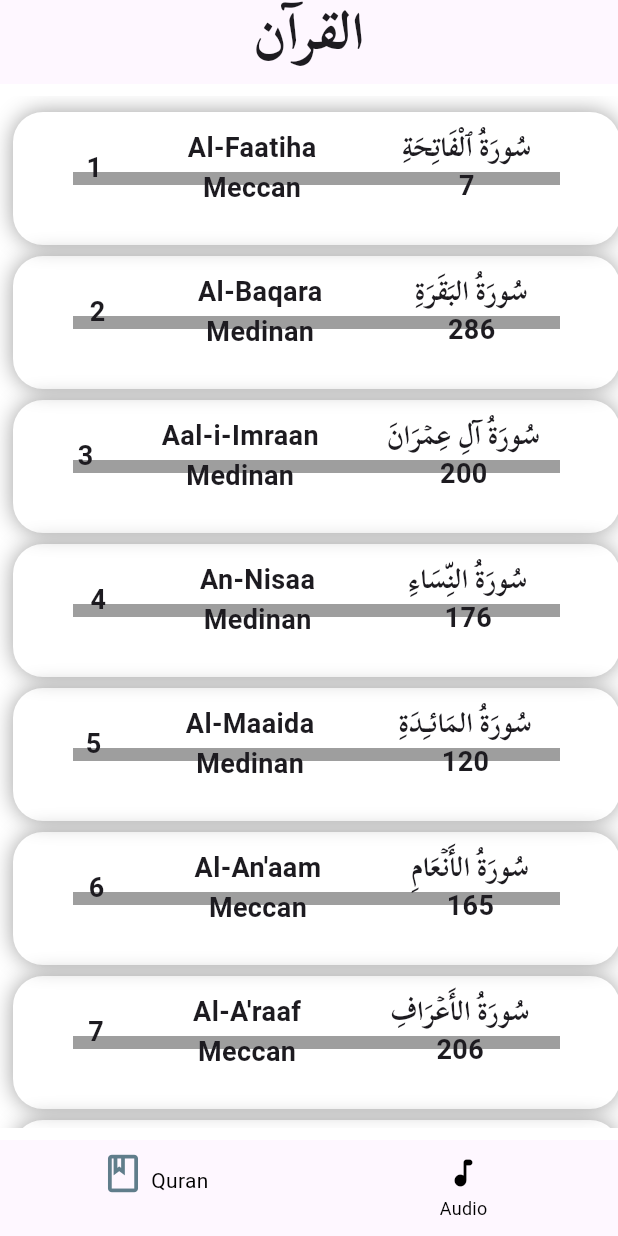
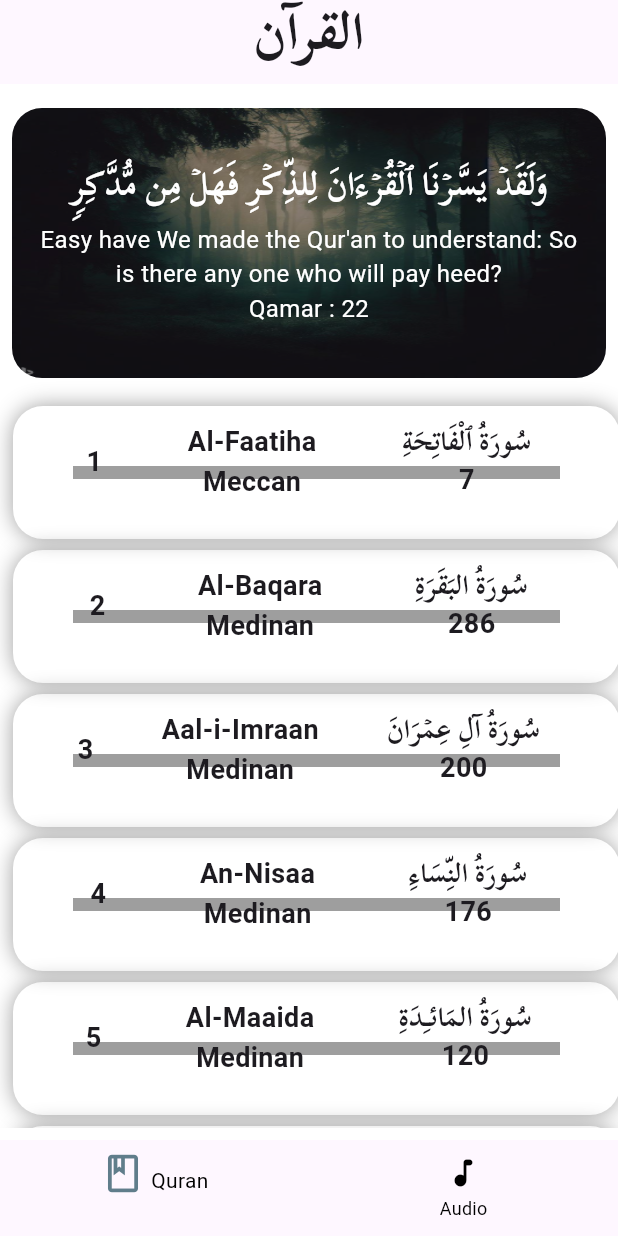
Before and after one commit to AbduazizProger/Quran, a Flutter app: the screen it shows after launch, item 2 of the bottom bar chosen, on a phone screen of 412 x 824 dp. Run offline on Flutter 3.47's test engine with Material 2 defaults, Android fonts, the light colour scheme and no system bars; our stand-ins replace audioplayers; network calls fail.

Commit message:
finished 1.0.0

```diff
--- /dev/null
+++ b/lib/components/about_quran.dart
@@ -0,0 +1,59 @@
+import 'package:flutter/material.dart';
+
+class AboutQuran extends StatelessWidget {
+  const AboutQuran({super.key});
+
+  @override
+  Widget build(BuildContext context) {
+    return Padding(
+      padding: const EdgeInsets.all(8.0),
+      child: Container(
+        height: 180,
+        padding: const EdgeInsets.all(11.0),
+        decoration: BoxDecoration(
+          borderRadius: BorderRadius.circular(20),
+          image: const DecorationImage(
+            image: AssetImage('assets/images/forest.jpg'),
+            fit: BoxFit.fill,
+            colorFilter: ColorFilter.mode(
+              Colors.black38,
+              BlendMode.darken,
+            ),
+          ),
+        ),
+        child: const Column(
+          mainAxisAlignment: MainAxisAlignment.center,
+          children: [
+            Text(
+              "وَلَقَدۡ یَسَّرۡنَا ٱلۡقُرۡءَانَ لِلذِّكۡرِ فَهَلۡ مِن مُّدَّكِرࣲ",
+              textAlign: TextAlign.center,
+              style: TextStyle(
+                fontFamily: 'ScheherazadeNew',
+                fontWeight: FontWeight.bold,
+                color: Colors.white,
+                fontSize: 22,
+              ),
+            ),
+            SizedBox(height: 10),
+            Text(
+              "Easy have We made the Qur'an to understand: So is there any one who will pay heed?",
+              textAlign: TextAlign.center,
+              style: TextStyle(
+                color: Colors.white,
+                fontSize: 16,
+              ),
+            ),
+            Text(
+              'Qamar : 22',
+              textAlign: TextAlign.center,
+              style: TextStyle(
+                color: Colors.white,
+                fontSize: 16,
+              ),
+            )
+          ],
+        ),
+      ),
+    );
+  }
+}
--- a/lib/models/wisdoms.dart
+++ /dev/null
@@ -1,22 +0,0 @@
-class Wisdom {
-  final String content;
-  final String source;
-
-  Wisdom({
-    required this.content,
-    required this.source,
-  });
-}
-
-List<Wisdom> wisdoms = [
-  Wisdom(content: '', source: ''),
-  Wisdom(content: '', source: ''),
-  Wisdom(content: '', source: ''),
-  Wisdom(content: '', source: ''),
-  Wisdom(content: '', source: ''),
-  Wisdom(content: '', source: ''),
-  Wisdom(content: '', source: ''),
-  Wisdom(content: '', source: ''),
-  Wisdom(content: '', source: ''),
-  Wisdom(content: '', source: ''),
-];
--- a/lib/pages/surah_names_page.dart
+++ b/lib/pages/surah_names_page.dart
@@ -1,4 +1,5 @@
 import 'package:flutter/material.dart';
+import 'package:islam/components/about_quran.dart';
 import 'package:islam/components/surah_name_widget.dart';
 import 'package:islam/models/surah.dart';
 import 'package:islam/models/suras_list_provider.dart';
@@ -16,12 +17,14 @@ class SurahNamesPage extends StatelessWidget {
       child: Padding(
         padding: const EdgeInsets.symmetric(vertical: 8.0),
         child: ListView.builder(
-          itemCount: suras.length + 1,
+          itemCount: suras.length + 2,
           itemBuilder: (BuildContext context, int index) {
-            if (index != suras.length) {
-              return SurahNameWidget(suras: suras, index: index);
+            if (index == 0) {
+              return const AboutQuran();
+            } else if (index != suras.length + 1) {
+              return SurahNameWidget(suras: suras, index: index - 1);
             } else {
-              return const SizedBox(height: 60);
+              return const SizedBox(height: 20);
             }
           },
         ),
```
Also changed, not shown: assets/images/forest.jpg (added).
